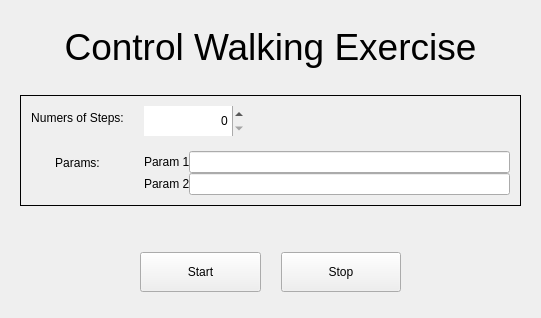
The window that src/gui_pkg/include/gui_pkg/control_form.ui (cristianbass01/GUI_robotic_exoskeleton) describes before a commit, drawn with Qt 5.
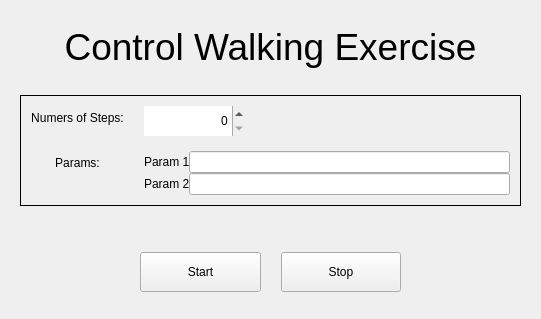
The same window after the commit.

Diff of the .ui file:
```diff
--- a/src/gui_pkg/include/gui_pkg/control_form.ui
+++ b/src/gui_pkg/include/gui_pkg/control_form.ui
@@ -7,7 +7,7 @@
     <x>0</x>
     <y>0</y>
     <width>541</width>
-    <height>318</height>
+    <height>319</height>
    </rect>
   </property>
   <layout class="QVBoxLayout" name="ControlForm">
```
Left out of the diff: 4 changed lines with no effect on the pictures.
